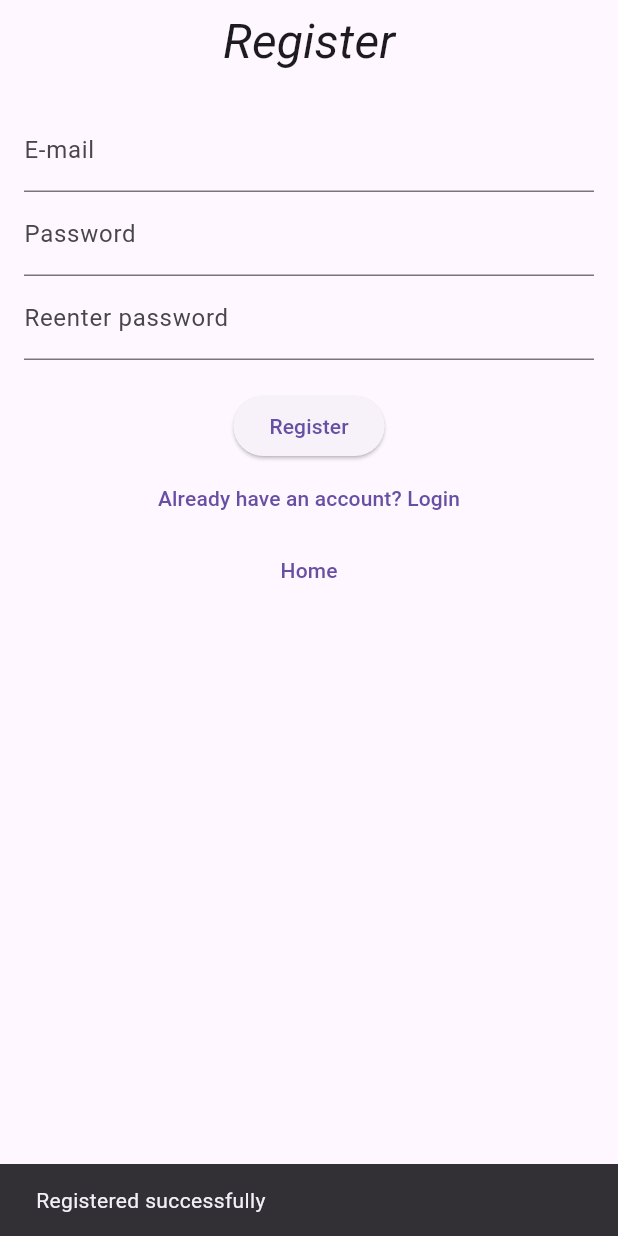
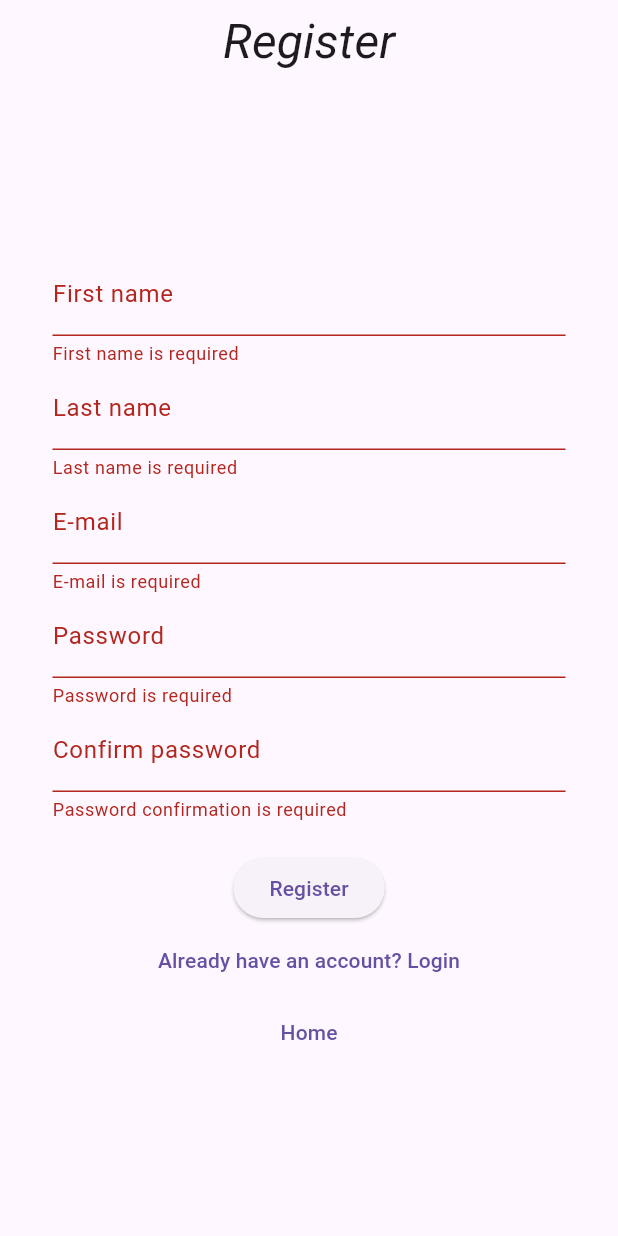
Before and after one commit to LukaszKluza/Foodini, a Flutter app: the RegisterScreen screen opened by its route, after a tap on "Register", on a phone screen of 412 x 824 dp. Run offline on Flutter 3.47's test engine with Material 3 defaults, Android fonts, the phone set to English and light mode, and no system bars; our stand-ins replace go_router.

Commit message:
Basic registration data validation

```diff
--- a/frontend/lib/views/screens/register_screen.dart
+++ b/frontend/lib/views/screens/register_screen.dart
@@ -10,6 +10,7 @@ class RegisterScreen extends StatefulWidget {
 
 class _RegisterScreenState extends State<RegisterScreen> {
   final _formKey = GlobalKey<FormState>();
+  final TextEditingController _passwordController = TextEditingController();
 
   void _register() {
     if (_formKey.currentState!.validate()) {
@@ -17,6 +18,50 @@ class _RegisterScreenState extends State<RegisterScreen> {
         context,
       ).showSnackBar(SnackBar(content: Text('Registered successfully')));
     }
+  }
+
+  String? _validateFirstname(String? value) {
+    if (value == null || value.isEmpty) {
+      return 'First name is required';
+    }
+    return null;
+  }
+
+  String? _validateLastname(String? value) {
+    if (value == null || value.isEmpty) {
+      return 'Last name is required';
+    }
+    return null;
+  }
+
+  String? _validateEmail(String? value) {
+    if (value == null || value.isEmpty) {
+      return 'E-mail is required';
+    }
+    if (!RegExp(r'^[^@]+@[^@]+\.[^@]+').hasMatch(value)) {
+      return 'Enter valid e-mail';
+    }
+    return null;
+  }
+
+  String? _validatePassword(String? value) {
+    if (value == null || value.isEmpty) {
+      return 'Password is required';
+    }
+    if (value.length < 8) {
+      return 'Password must have at least 8 characters';
+    }
+    return null;
+  }
+
+  String? _validateConfirmPassword(String? value) {
+    if (value == null || value.isEmpty) {
+      return 'Password confirmation is required';
+    }
+    if (value != _passwordController.text) {
+      return 'Passwords must be the same';
+    }
+    return null;
   }
 
   @override
@@ -30,23 +75,38 @@ class _RegisterScreenState extends State<RegisterScreen> {
           ),
         ),
       ),
-      body: Padding(
-        padding: EdgeInsets.all(16.0),
+      body: Column(
+        mainAxisAlignment: MainAxisAlignment.center,
+        children: [
+          Padding(
+            padding: EdgeInsets.all(35.0),
             child: Form(
               key: _formKey,
               child: Column(
                 children: [
                   TextFormField(
+                    decoration: InputDecoration(labelText: 'First name'),
+                    validator: _validateFirstname,
+                  ),
+                  TextFormField(
+                    decoration: InputDecoration(labelText: 'Last name'),
+                    validator: _validateLastname,
+                  ),
+                  TextFormField(
                     decoration: InputDecoration(labelText: 'E-mail'),
                     keyboardType: TextInputType.emailAddress,
+                    validator: _validateEmail,
                   ),
                   TextFormField(
                     decoration: InputDecoration(labelText: 'Password'),
                     obscureText: true,
+                    controller: _passwordController,
+                    validator: _validatePassword,
                   ),
                   TextFormField(
-                decoration: InputDecoration(labelText: 'Reenter password'),
+                    decoration: InputDecoration(labelText: 'Confirm password'),
                     obscureText: true,
+                    validator: _validateConfirmPassword,
                   ),
                   SizedBox(height: 20),
                   ElevatedButton(onPressed: _register, child: Text('Register')),
@@ -57,6 +117,8 @@ class _RegisterScreenState extends State<RegisterScreen> {
                   TextButton(onPressed: () => context.go('/'), child: Text('Home'))
               ])),
           ),
+        ],
+      ),
     );
   }
 }
```
Lines whose indentation alone changed are shown as unchanged.
